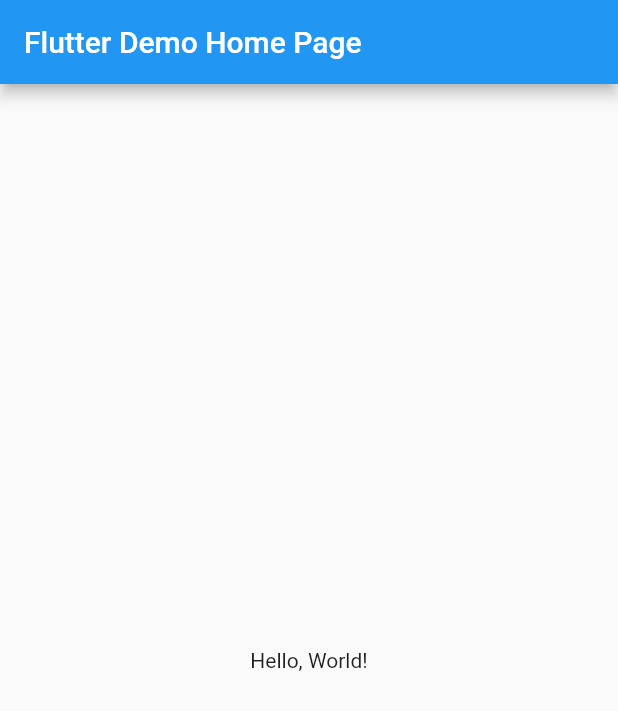
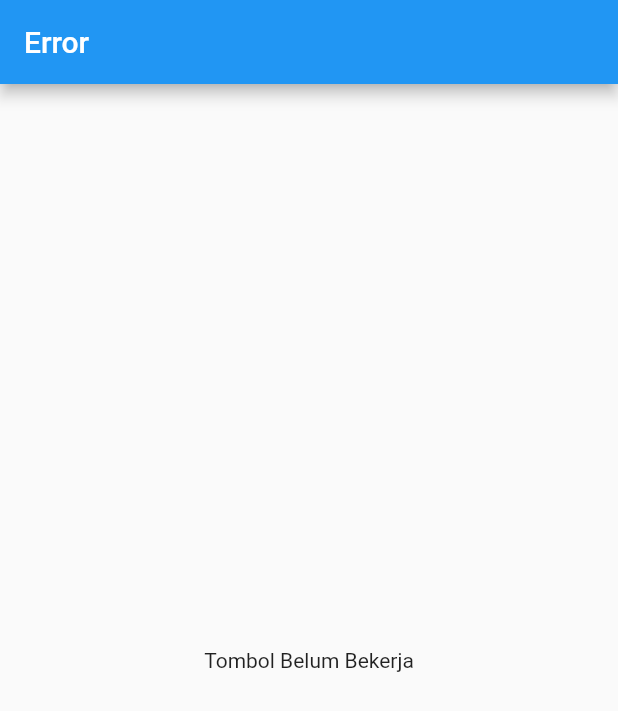
Before and after one commit to jauharandz/1147-JauharaNada, a Flutter app: the screen it shows after launch, on a phone screen of 412 x 824 dp. Shown: the top 711 px of the screen. Run offline on Flutter 3.47's test engine with Material 2 defaults, Android fonts, the phone set to English and light mode, and no system bars.

```diff
--- a/lib/main.dart
+++ b/lib/main.dart
@@ -1,42 +1,8 @@
 import 'package:flutter/material.dart';
+import 'routers.dart';
 
-void main() => runApp(MyApp());
-
-class MyApp extends StatelessWidget {
-  // This widget is the root of your application.
-  @override
-  Widget build(BuildContext context) {
-    return MaterialApp(
-      // Application name
-      title: 'Flutter Hello World',
-      // Application theme data, you can set the colors for the application as
-      // you want
-      theme: ThemeData(
-        primarySwatch: Colors.blue,
-      ),
-      // A widget which will be started on application startup
-      home: MyHomePage(title: 'Flutter Demo Home Page'),
-    );
-  }
+void main() {
+  runApp(MaterialApp(
+    onGenerateRoute: RouteGenerator.generateRoute,
+  ));
 }
-
-class MyHomePage extends StatelessWidget {
-  final String title;
-
-  const MyHomePage({@required this.title});
-
-  @override
-  Widget build(BuildContext context) {
-    return Scaffold(
-      appBar: AppBar(
-        // The title text which will be shown on the action bar
-        title: Text(title),
-      ),
-      body: Center(
-        child: Text(
-          'Hello, World!',
-        ),
-      ),
-    );
-  }
-}
```
Also changed, not shown: lib/login.dart (added, +75 -0 lines), lib/routers.dart (added, +22 -0 lines), lib/homescreen.dart (added).
